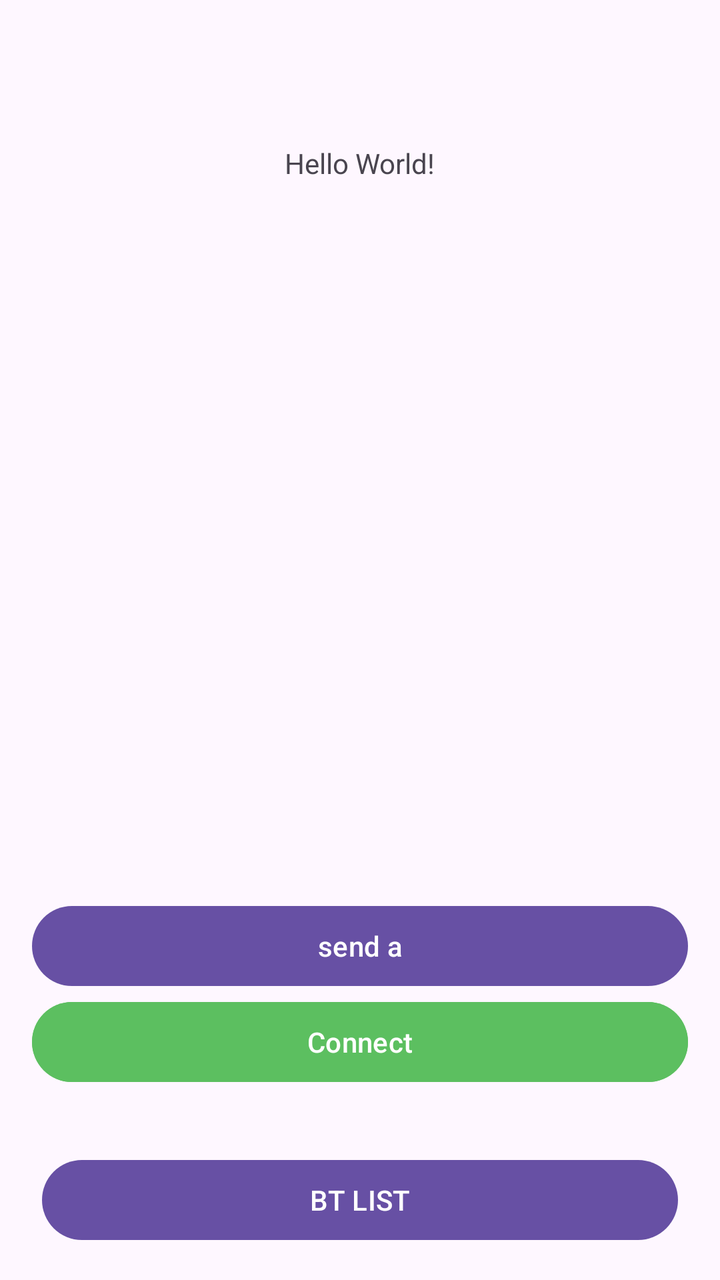
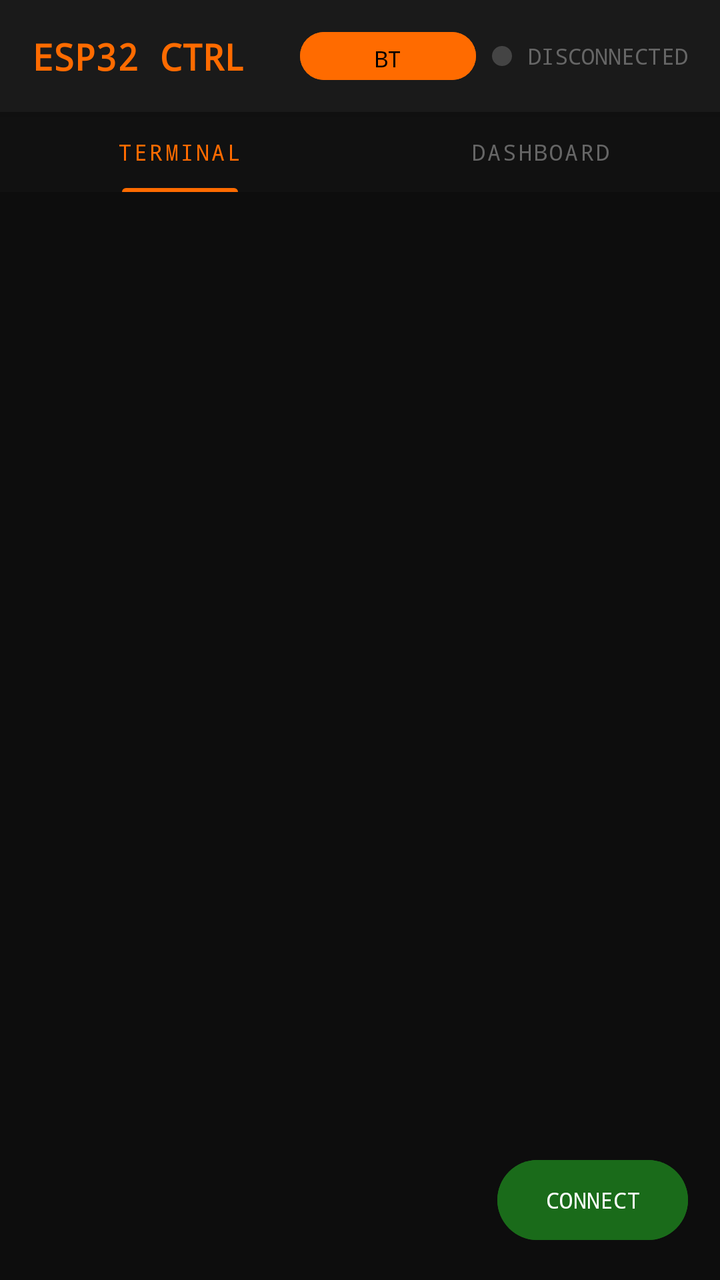

Two renders of the same Android screen: before a commit and after it. Below are the layout's source before the change and the commit's diff.
<!-- AndroidManifest.xml: application theme Theme.ESP32_valdymas -->
<!-- res/layout/fragment_main.xml -->
<?xml version="1.0" encoding="utf-8"?>
<androidx.constraintlayout.widget.ConstraintLayout xmlns:android="http://schemas.android.com/apk/res/android"
    xmlns:app="http://schemas.android.com/apk/res-auto"
    xmlns:tools="http://schemas.android.com/tools"
    android:layout_width="match_parent"
    android:layout_height="match_parent"
    android:padding="16dp"
    tools:context=".MainFragment">

    <Button
        android:id="@+id/bList"
        android:layout_width="0dp"
        android:layout_height="wrap_content"
        android:layout_marginStart="5dp"
        android:layout_marginEnd="5dp"
        android:text="BT LIST"
        app:layout_constraintBottom_toBottomOf="parent"
        app:layout_constraintEnd_toEndOf="parent"
        app:layout_constraintHorizontal_bias="0.498"
        app:layout_constraintStart_toStartOf="parent" />

    <TextView
        android:id="@+id/tvStatus"
        android:layout_width="wrap_content"
        android:layout_height="wrap_content"
        android:layout_marginTop="56dp"
        android:text="@string/hello_world"
        app:layout_constraintEnd_toEndOf="parent"
        app:layout_constraintStart_toStartOf="parent"
        app:layout_constraintTop_toTopOf="parent" />

    <Button
        android:id="@+id/bConnect"
        android:layout_width="0dp"
        android:layout_height="wrap_content"
        android:layout_marginBottom="31dp"
        android:backgroundTint="@color/green"
        android:text="Connect"
        app:layout_constraintBottom_toTopOf="@+id/bList"
        app:layout_constraintEnd_toEndOf="parent"
        app:layout_constraintStart_toStartOf="parent" />

    <Button
        android:id="@+id/bSend"
        android:layout_width="0dp"
        android:layout_height="wrap_content"
        android:text="send a"
        app:layout_constraintBottom_toTopOf="@+id/bConnect"
        app:layout_constraintEnd_toEndOf="@+id/bConnect"
        app:layout_constraintStart_toStartOf="@+id/bConnect" />

</androidx.constraintlayout.widget.ConstraintLayout>
<!-- resources referenced by this layout -->
<resources>
  <color name="green">#5CBF60</color>
  <string name="hello_world">Hello World!</string>
  <style name="Theme.ESP32_valdymas" parent="android:Theme.Material.Light.NoActionBar">
          
      </style>
</resources>

<!-- the commit's change to res/layout/fragment_main.xml (unified diff, before → after) -->
@@ -1,52 +1,123 @@
 <?xml version="1.0" encoding="utf-8"?>
-<androidx.constraintlayout.widget.ConstraintLayout xmlns:android="http://schemas.android.com/apk/res/android"
+<androidx.constraintlayout.widget.ConstraintLayout
+    xmlns:android="http://schemas.android.com/apk/res/android"
     xmlns:app="http://schemas.android.com/apk/res-auto"
-    xmlns:tools="http://schemas.android.com/tools"
     android:layout_width="match_parent"
     android:layout_height="match_parent"
-    android:padding="16dp"
-    tools:context=".MainFragment">
+    android:background="#0D0D0D">
 
-    <Button
-        android:id="@+id/bList"
+    
+    <androidx.constraintlayout.widget.ConstraintLayout
+        android:id="@+id/header"
         android:layout_width="0dp"
-        android:layout_height="wrap_content"
-        android:layout_marginStart="5dp"
-        android:layout_marginEnd="5dp"
-        android:text="BT LIST"
+        android:layout_height="56dp"
+        android:background="#1A1A1A"
+        android:elevation="4dp"
+        app:layout_constraintEnd_toEndOf="parent"
+        app:layout_constraintStart_toStartOf="parent"
+        app:layout_constraintTop_toTopOf="parent">
+
+        <TextView
+            android:id="@+id/tvAppTitle"
+            android:layout_width="wrap_content"
+            android:layout_height="wrap_content"
+            android:text="ESP32 CTRL"
+            android:textColor="#FF6B00"
+            android:textSize="18sp"
+            android:textStyle="bold"
+            android:fontFamily="monospace"
+            app:layout_constraintBottom_toBottomOf="parent"
+            app:layout_constraintStart_toStartOf="parent"
+            android:layout_marginStart="16dp"
+            app:layout_constraintTop_toTopOf="parent" />
+
+        
+        <View
+            android:id="@+id/viewStatusDot"
+            android:layout_width="10dp"
+            android:layout_height="10dp"
+            android:background="@drawable/status_dot"
+            android:layout_marginEnd="8dp"
+            app:layout_constraintBottom_toBottomOf="parent"
+            app:layout_constraintEnd_toStartOf="@+id/tvConnectionStatus"
+            app:layout_constraintTop_toTopOf="parent" />
+
+        <TextView
+            android:id="@+id/tvConnectionStatus"
+            android:layout_width="wrap_content"
+            android:layout_height="wrap_content"
+            android:text="DISCONNECTED"
+            android:textColor="#666666"
+            android:textSize="11sp"
+            android:fontFamily="monospace"
+            android:layout_marginEnd="16dp"
+            app:layout_constraintBottom_toBottomOf="parent"
+            app:layout_constraintEnd_toEndOf="parent"
+            app:layout_constraintTop_toTopOf="parent" />
+
+        <Button
+            android:id="@+id/bList"
+            android:layout_width="wrap_content"
+            android:layout_height="32dp"
+            android:text="BT"
+            android:textSize="11sp"
+            android:fontFamily="monospace"
+            android:backgroundTint="#FF6B00"
+            android:textColor="#000000"
+            android:layout_marginEnd="8dp"
+            app:layout_constraintBottom_toBottomOf="parent"
+            app:layout_constraintEnd_toStartOf="@+id/viewStatusDot"
+            app:layout_constraintTop_toTopOf="parent" />
+
+    </androidx.constraintlayout.widget.ConstraintLayout>
+
+    
+    <com.google.android.material.tabs.TabLayout
+        android:id="@+id/tabLayout"
+        android:layout_width="0dp"
+        android:layout_height="40dp"
+        android:background="#111111"
+        app:tabTextColor="#666666"
+        app:tabSelectedTextColor="#FF6B00"
+        app:tabIndicatorColor="#FF6B00"
+        app:tabIndicatorHeight="2dp"
+        app:tabTextAppearance="@style/MonoTabText"
+        app:layout_constraintEnd_toEndOf="parent"
+        app:layout_constraintStart_toStartOf="parent"
+        app:layout_constraintTop_toBottomOf="@+id/header">
+        <com.google.android.material.tabs.TabItem
+            android:layout_width="wrap_content"
+            android:layout_height="wrap_content"
+            android:text="TERMINAL" />
+        <com.google.android.material.tabs.TabItem
+            android:layout_width="wrap_content"
+            android:layout_height="wrap_content"
+            android:text="DASHBOARD" />
+    </com.google.android.material.tabs.TabLayout>
+
+    
+    <androidx.viewpager2.widget.ViewPager2
+        android:id="@+id/viewPager"
+        android:layout_width="0dp"
+        android:layout_height="0dp"
         app:layout_constraintBottom_toBottomOf="parent"
         app:layout_constraintEnd_toEndOf="parent"
-        app:layout_constraintHorizontal_bias="0.498"
-        app:layout_constraintStart_toStartOf="parent" />
+        app:layout_constraintStart_toStartOf="parent"
+        app:layout_constraintTop_toBottomOf="@+id/tabLayout" />
 
-    <TextView
-        android:id="@+id/tvStatus"
+    
+    <Button
+        android:id="@+id/bConnect"
         android:layout_width="wrap_content"
         android:layout_height="wrap_content"
-        android:layout_marginTop="56dp"
-        android:text="@string/hello_world"
-        app:layout_constraintEnd_toEndOf="parent"
-        app:layout_constraintStart_toStartOf="parent"
-        app:layout_constraintTop_toTopOf="parent" />
-
-    <Button
-        android:id="@+id/bConnect"
-        android:layout_width="0dp"
-        android:layout_height="wrap_content"
-        android:layout_marginBottom="31dp"
-        android:backgroundTint="@color/green"
-        android:text="Connect"
-        app:layout_constraintBottom_toTopOf="@+id/bList"
-        app:layout_constraintEnd_toEndOf="parent"
-        app:layout_constraintStart_toStartOf="parent" />
-
-    <Button
-        android:id="@+id/bSend"
-        android:layout_width="0dp"
-        android:layout_height="wrap_content"
-        android:text="send a"
-        app:layout_constraintBottom_toTopOf="@+id/bConnect"
-        app:layout_constraintEnd_toEndOf="@+id/bConnect"
-        app:layout_constraintStart_toStartOf="@+id/bConnect" />
+        android:text="CONNECT"
+        android:textSize="11sp"
+        android:fontFamily="monospace"
+        android:backgroundTint="#1A6B1A"
+        android:textColor="#FFFFFF"
+        android:layout_marginEnd="16dp"
+        android:layout_marginBottom="16dp"
+        app:layout_constraintBottom_toBottomOf="parent"
+        app:layout_constraintEnd_toEndOf="parent" />
 
 </androidx.constraintlayout.widget.ConstraintLayout>
<!-- resource entries referenced after the edit -->
@@ -1,7 +1,16 @@
 <!-- resources referenced by this layout -->
 <resources>
-  <color name="green">#5CBF60</color>
-  <string name="hello_world">Hello World!</string>
+  <!-- drawable status_dot (drawable) -->
+  <?xml version="1.0" encoding="utf-8"?>
+  <shape xmlns:android="http://schemas.android.com/apk/res/android"
+      android:shape="oval">
+      <solid android:color="#444444" />
+  </shape>
+  <style name="MonoTabText" parent="TextAppearance.Design.Tab">
+          <item name="android:textSize">11sp</item>
+          <item name="android:fontFamily">monospace</item>
+          <item name="android:letterSpacing">0.1</item>
+      </style>
   <style name="Theme.ESP32_valdymas" parent="android:Theme.Material.Light.NoActionBar">
           
       </style>
